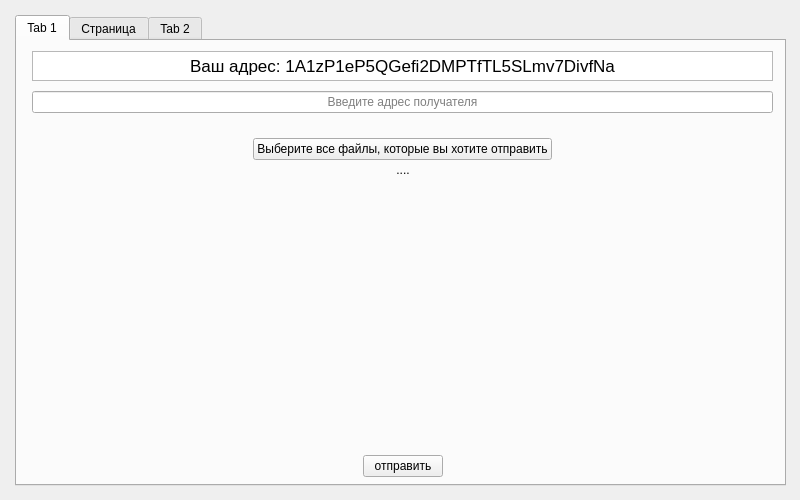
First picture: the form in src/ui/main_window.ui, repository FoKey-Junior/Blockchain, before the edit.
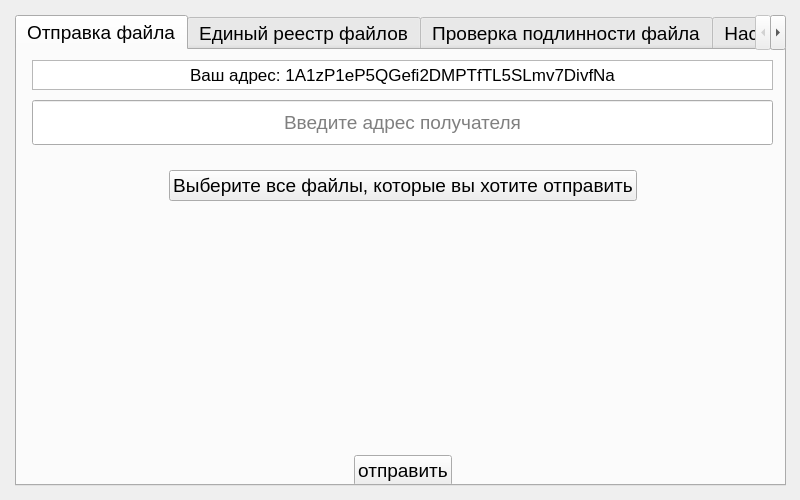
Second picture: the form after the edit.

```diff
--- a/src/ui/main_window.ui
+++ b/src/ui/main_window.ui
@@ -16,6 +16,12 @@
     <height>500</height>
    </size>
   </property>
+  <property name="font">
+   <font>
+    <family>Arial</family>
+    <pointsize>14</pointsize>
+   </font>
+  </property>
   <property name="windowTitle">
    <string>Form</string>
   </property>
@@ -45,13 +51,16 @@
      <number>15</number>
     </property>
     <item>
-     <widget class="QTabWidget" name="tabWidget">
+     <widget class="QTabWidget" name="tabs">
+      <property name="layoutDirection">
+       <enum>Qt::LayoutDirection::LeftToRight</enum>
+      </property>
       <property name="currentIndex">
        <number>0</number>
       </property>
       <widget class="QWidget" name="tab">
        <attribute name="title">
-        <string>Tab 1</string>
+        <string>Отправка файла</string>
        </attribute>
        <widget class="QWidget" name="verticalLayoutWidget_2">
         <property name="geometry">
@@ -93,8 +102,8 @@
 hr { height: 1px; border-width: 0; }
 li.unchecked::marker { content: &quot;\2610&quot;; }
 li.checked::marker { content: &quot;\2612&quot;; }
-&lt;/style&gt;&lt;/head&gt;&lt;body style=&quot; font-family:'.AppleSystemUIFont'; font-size:13pt; font-weight:400; font-style:normal;&quot;&gt;
-&lt;p align=&quot;center&quot; style=&quot; margin-top:0px; margin-bottom:0px; margin-left:0px; margin-right:0px; -qt-block-indent:0; text-indent:0px;&quot;&gt;Ваш адрес: 1A1zP1eP5QGefi2DMPTfTL5SLmv7DivfNa&lt;/p&gt;&lt;/body&gt;&lt;/html&gt;</string>
+&lt;/style&gt;&lt;/head&gt;&lt;body style=&quot; font-family:'Arial'; font-size:14pt; font-weight:400; font-style:normal;&quot;&gt;
+&lt;p align=&quot;center&quot; style=&quot; margin-top:0px; margin-bottom:0px; margin-left:0px; margin-right:0px; -qt-block-indent:0; text-indent:0px;&quot;&gt;&lt;span style=&quot; font-family:'.AppleSystemUIFont'; font-size:13pt;&quot;&gt;Ваш адрес: 1A1zP1eP5QGefi2DMPTfTL5SLmv7DivfNa&lt;/span&gt;&lt;/p&gt;&lt;/body&gt;&lt;/html&gt;</string>
            </property>
           </widget>
          </item>
@@ -116,6 +125,12 @@
          </item>
          <item>
           <widget class="QLineEdit" name="line_receiver_address">
+           <property name="minimumSize">
+            <size>
+             <width>0</width>
+             <height>45</height>
+            </size>
+           </property>
            <property name="maximumSize">
             <size>
              <width>16777215</width>
@@ -207,7 +222,7 @@
            <item>
             <widget class="QLabel" name="label">
              <property name="text">
-              <string>....</string>
+              <string/>
              </property>
              <property name="alignment">
               <set>Qt::AlignmentFlag::AlignCenter</set>
@@ -288,14 +303,19 @@
         </layout>
        </widget>
       </widget>
-      <widget class="QWidget" name="tab_3">
-       <attribute name="title">
-        <string>Страница</string>
-       </attribute>
-      </widget>
       <widget class="QWidget" name="tab_2">
        <attribute name="title">
-        <string>Tab 2</string>
+        <string>Единый реестр файлов</string>
+       </attribute>
+      </widget>
+      <widget class="QWidget" name="tab_3">
+       <attribute name="title">
+        <string>Проверка подлинности файла</string>
+       </attribute>
+      </widget>
+      <widget class="QWidget" name="tab_4">
+       <attribute name="title">
+        <string>Настройки</string>
        </attribute>
       </widget>
      </widget>
```
Left out of the diff: 2 changed lines with no effect on the pictures.
